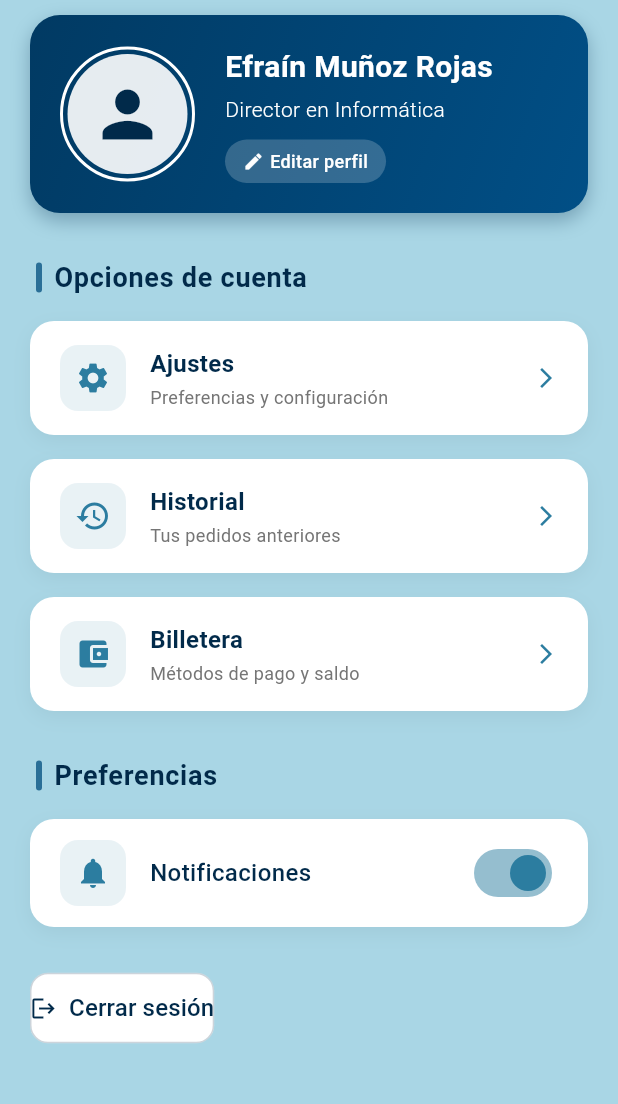
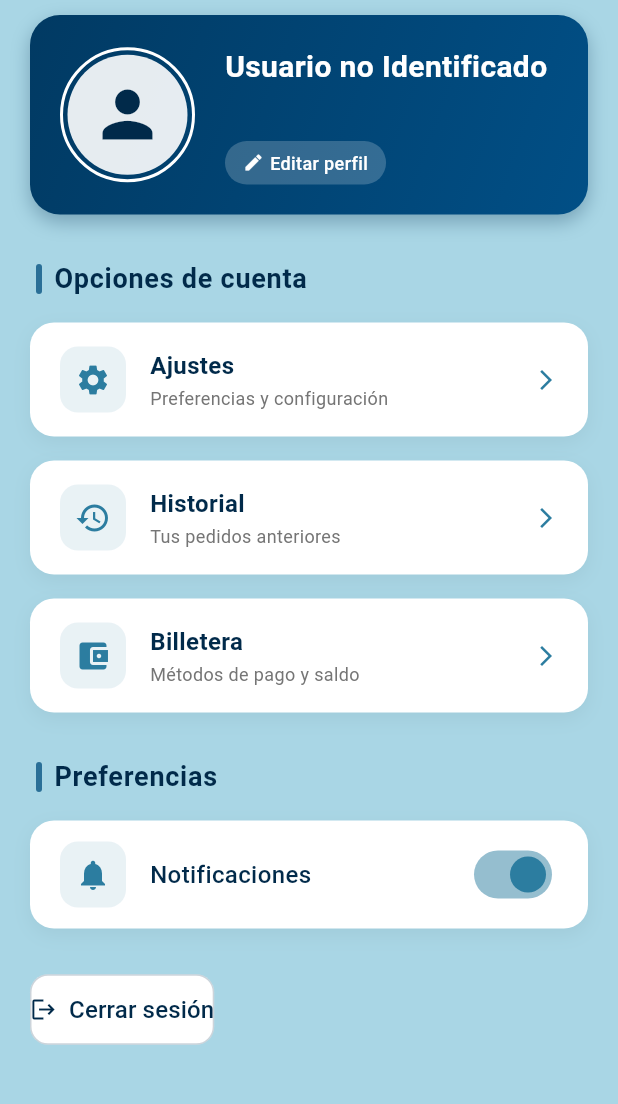
Before and after one commit to benja14slq/app_cafeteria, a Flutter app: the AccountPage screen opened directly, on a phone screen of 412 x 824 dp, the part 84-1188 px from its top. Run offline on Flutter 3.47's test engine with Material 3 defaults, Android fonts, the phone set to English and light mode, and no system bars; our stand-ins replace cloud_firestore, firebase_core, shared_preferences; accounts and stored records are empty.

Commit message:
Info Usuario logeado

```diff
--- a/lib/screen/perfil_page.dart
+++ b/lib/screen/perfil_page.dart
@@ -1,10 +1,64 @@
 // account_page.dart
 import 'package:app_cafeteria/app_colors/app_colors.dart';
 import 'package:app_cafeteria/widgets/header_page.dart';
+import 'package:cloud_firestore/cloud_firestore.dart';
+import 'package:firebase_core/firebase_core.dart';
 import 'package:flutter/material.dart';
+import 'package:shared_preferences/shared_preferences.dart';
 
-class AccountPage extends StatelessWidget {
+class AccountPage extends StatefulWidget {
   const AccountPage({super.key});
+
+  State<AccountPage> createState() => _AccountPageState();
+}
+
+class _AccountPageState extends State<AccountPage> {
+  String nombreUsuario = '';
+  String apellidosUsuario = '';
+  String carreraUsuario = '';
+  bool cargando = true;
+
+  @override
+  void initState() {
+    super.initState();
+    obtenerDatosUsuario();
+  }
+
+  Future<void> obtenerDatosUsuario() async {
+    final prefs = await SharedPreferences.getInstance();
+    final correo = prefs.getString('correo');
+
+    if (correo == null) {
+      setState(() {
+        nombreUsuario = 'Usuario no Identificado';
+        carreraUsuario = '';
+        cargando = false;
+      });
+      return;
+    }
+
+    final consulta =
+        await FirebaseFirestore.instance
+            .collection('usuarios')
+            .where('correo', isEqualTo: correo)
+            .get();
+
+    if (consulta.docs.isNotEmpty) {
+      final datos = consulta.docs.first.data();
+      setState(() {
+        nombreUsuario = datos['nombre'] ?? 'Sin nombre';
+        apellidosUsuario = datos['apellidos'] ?? '';
+        carreraUsuario = datos['carrera'] ?? 'Sin carrera';
+        cargando = false;
+      });
+    } else {
+      setState(() {
+        nombreUsuario = 'Usuario no encontrado';
+        carreraUsuario = '';
+        cargando = false;
+      });
+    }
+  }
 
   @override
   Widget build(BuildContext context) {
@@ -61,8 +115,8 @@ class AccountPage extends StatelessWidget {
                       child: Column(
                         crossAxisAlignment: CrossAxisAlignment.start,
                         children: [
-                          const Text(
-                            'Efraín Muñoz Rojas',
+                          Text(
+                            '$nombreUsuario $apellidosUsuario',
                             style: TextStyle(
                               fontSize: 20,
                               fontWeight: FontWeight.bold,
@@ -70,8 +124,8 @@ class AccountPage extends StatelessWidget {
                             ),
                           ),
                           const SizedBox(height: 4),
-                          const Text(
-                            'Director en Informática',
+                          Text(
+                            carreraUsuario,
                             style: TextStyle(
                               fontSize: 14,
                               color: Colors.white,
--- a/pubspec.yaml
+++ b/pubspec.yaml
@@ -13,6 +13,7 @@ dependencies:
   flutter:
     sdk: flutter
   provider: ^6.1.5
+  shared_preferences: ^2.5.3
 
 dev_dependencies:
   flutter_test:
```
Also changed, not shown: lib/screen/login.dart (+9 -4 lines), pubspec.lock, 1 other file.
